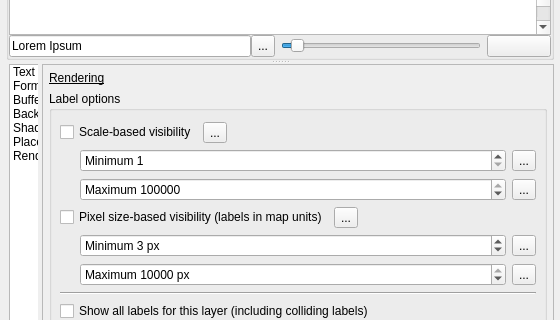
The window that src/ui/qgslabelingguibase.ui (qgis/QGIS) describes before a commit, drawn with Qt 5; both pictures show x 0 to 560 and y 95 to 415 of the 560 by 1128 pixel window.
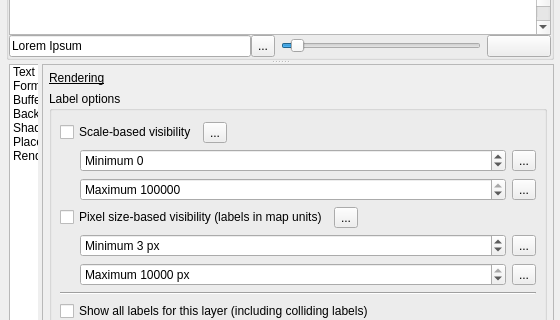
The same window after the commit. The open tabs and pages were chosen to show the change. Icons and pictures are not drawn. Custom widgets are drawn as their Qt base class.

Commit message:
Fix for #8052, QGIS 2.0 does not respect labels' scale-based visibility in projects from previous version
- Also fix long standing unreported bug where scales closer than 1:1, e.g. 5:1, could not be set

```diff
--- a/src/ui/qgslabelingguibase.ui
+++ b/src/ui/qgslabelingguibase.ui
@@ -5034,7 +5034,7 @@
                                  <string>Minimum </string>
                                 </property>
                                 <property name="minimum">
-                                 <number>1</number>
+                                 <number>-999999999</number>
                                 </property>
                                 <property name="maximum">
                                  <number>999999999</number>
```
Left out of the diff: 8 changed lines with no effect on the pictures. The commit also changes 2 other files.
